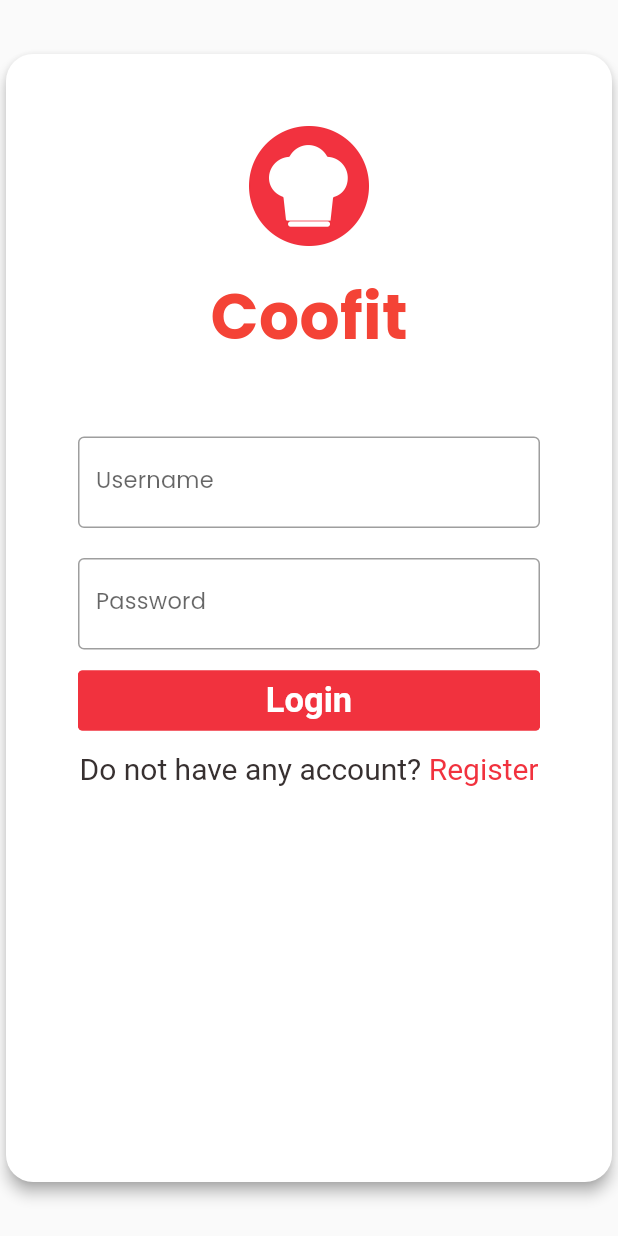
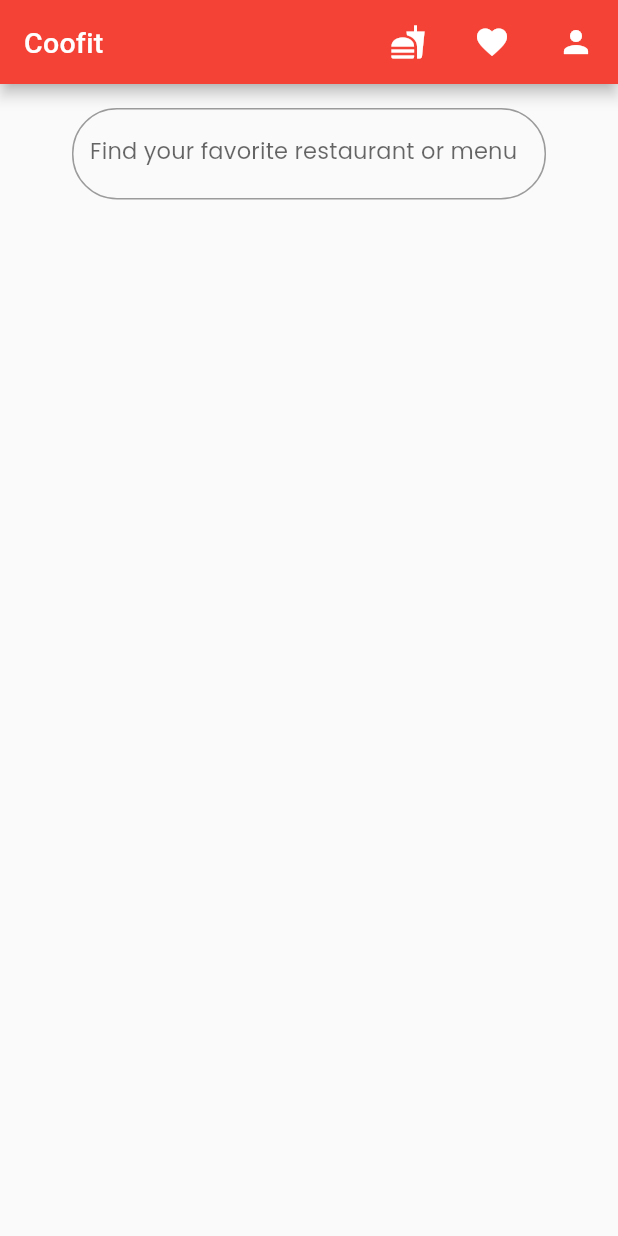
Before and after one commit to KylixEza/Coofit-Frontend, a Flutter app: the screen it shows after launch, after a tap on "Login", on a phone screen of 412 x 824 dp. Run offline on Flutter 3.47's test engine with Material 2 defaults, Android fonts, the phone set to English and light mode, and no system bars; drawn by our look-alikes of getwidget; our stand-ins replace dio, google_fonts, retrofit; generated files the repository leaves out were written again; Roboto replaces fonts that are missing (Viga).

```diff
--- a/lib/main.dart
+++ b/lib/main.dart
@@ -1,4 +1,6 @@
+import 'package:coofit/presentation/home_page.dart';
 import 'package:coofit/presentation/login_page.dart';
+import 'package:coofit/presentation/prediction_page.dart';
 import 'package:coofit/presentation/register_page.dart';
 import 'package:coofit/style/style.dart';
 import 'package:flutter/material.dart';
@@ -25,7 +27,9 @@ class MyApp extends StatelessWidget {
       initialRoute: LoginPage.routeName,
       routes: {
         LoginPage.routeName: (context) => const LoginPage(),
-        RegisterPage.routeName: (context) => const RegisterPage()
+        RegisterPage.routeName: (context) => const RegisterPage(),
+        HomePage.routeName: (context) => const HomePage(),
+        PredictionPage.routeName: (context) => const PredictionPage(),
       },
       home: const LoginPage(),
     );
--- /dev/null
+++ b/lib/presentation/home_page.dart
@@ -0,0 +1,72 @@
+import 'package:coofit/presentation/prediction_page.dart';
+import 'package:flutter/material.dart';
+
+class HomePage extends StatefulWidget {
+  const HomePage({Key? key}) : super(key: key);
+
+  static const routeName = '/home_page';
+
+  @override
+  State<StatefulWidget> createState() => _HomePageState();
+
+}
+class _HomePageState extends State<HomePage> {
+
+  String query = '';
+  late TextEditingController _searchController;
+
+  @override
+  void initState() {
+    _searchController = TextEditingController();
+    super.initState();
+  }
+
+  @override
+  void dispose() {
+    _searchController.dispose();
+    super.dispose();
+  }
+
+  @override
+  Widget build(BuildContext context) {
+    return Scaffold(
+      appBar: AppBar(
+        title: const Text("Coofit"),
+        actions: [
+          IconButton(
+            onPressed: () {
+              Navigator.pushNamed(context, PredictionPage.routeName);
+            },
+            icon: const Icon(Icons.fastfood),
+            padding: const EdgeInsets.symmetric(horizontal: 16.0)
+          ),
+          IconButton(onPressed: () {}, icon: const Icon(Icons.favorite), padding: const EdgeInsets.symmetric(horizontal: 16.0)),
+          IconButton(onPressed: () {}, icon: const Icon(Icons.person), padding: const EdgeInsets.symmetric(horizontal: 16.0))
+        ],
+      ),
+      body: Container(
+        padding: const EdgeInsets.symmetric(vertical: 16.0, horizontal: 48.0),
+        child: Column(
+          children: [
+            TextField(
+              controller: _searchController,
+              keyboardType: TextInputType.text,
+              decoration: InputDecoration(
+                labelText: 'Find your favorite restaurant or menu',
+                border: OutlineInputBorder(
+                  borderRadius: BorderRadius.circular(30),
+                ),
+              ),
+              onChanged: (String s) {
+                setState(() {
+                  query = s;
+                  //value.fetchAllSearchRestaurant(query);
+                });
+              },
+            ),
+          ],
+        ),
+      ),
+    );
+  }
+}
--- a/lib/presentation/login_page.dart
+++ b/lib/presentation/login_page.dart
@@ -1,5 +1,6 @@
 import 'dart:io';
 
+import 'package:coofit/presentation/home_page.dart';
 import 'package:coofit/presentation/register_page.dart';
 import 'package:flutter/gestures.dart';
 import 'package:flutter/material.dart';
@@ -96,7 +97,7 @@ class _LoginPageState extends State<LoginPage> {
                 const SizedBox(height: 14),
                 GFButton(
                   onPressed: () {
-
+                    Navigator.pushNamedAndRemoveUntil(context, HomePage.routeName, (route) => false);
                   },
                   color: primaryColor,
                   fullWidthButton: true,
@@ -116,7 +117,7 @@ class _LoginPageState extends State<LoginPage> {
                         style: linkStyle,
                         recognizer: TapGestureRecognizer()
                           ..onTap = () {
-                            Navigator.pushReplacementNamed(context, RegisterPage.routeName);
+                            Navigator.popAndPushNamed(context, RegisterPage.routeName);
                           }
                       )
                     ]
```
Also changed, not shown: lib/data/api_service.dart (added, +11 -0 lines), lib/model/base_list_response.dart (added, +22 -0 lines), lib/model/base_response.dart (added, +20 -0 lines), lib/model/login/login_body.dart (added, +18 -0 lines), lib/model/login/login_response.dart (added, +17 -0 lines), lib/model/menu/menu_lite_response.dart (added, +30 -0 lines), lib/model/menu/menu_response.dart (added, +39 -0 lines), lib/model/review/review_response.dart (added, +24 -0 lines), lib/model/user/user_body.dart (added, +31 -0 lines), lib/model/user/user_response.dart (added, +33 -0 lines), lib/presentation/favorite_page.dart (added, +14 -0 lines), lib/presentation/prediction_page.dart (added, +94 -0 lines), lib/presentation/register_page.dart (+11 -5 lines).
